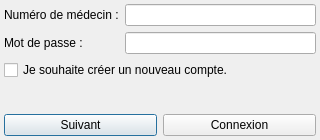
The window that gui/Viewer/forms/connexiondialog.ui (Krozark/Salamandre) describes before a commit, drawn with Qt 5.
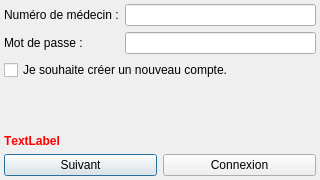
The same window after the commit. Icons and pictures are not drawn.

Commit message: verify if medecin folder always exists if a medecin click on new medecin at the connection

The edit to the form file:
```diff
--- a/gui/Viewer/forms/connexiondialog.ui
+++ b/gui/Viewer/forms/connexiondialog.ui
@@ -7,19 +7,19 @@
     <x>0</x>
     <y>0</y>
     <width>320</width>
-    <height>140</height>
+    <height>180</height>
    </rect>
   </property>
   <property name="minimumSize">
    <size>
     <width>320</width>
-    <height>140</height>
+    <height>180</height>
    </size>
   </property>
   <property name="maximumSize">
    <size>
     <width>320</width>
-    <height>140</height>
+    <height>180</height>
    </size>
   </property>
   <property name="windowTitle">
@@ -116,6 +116,24 @@
          </property>
         </spacer>
        </item>
+       <item>
+        <widget class="QLabel" name="label_doctorAlwaysRegister">
+         <property name="font">
+          <font>
+           <weight>75</weight>
+           <bold>true</bold>
+           <underline>false</underline>
+           <kerning>false</kerning>
+          </font>
+         </property>
+         <property name="styleSheet">
+          <string notr="true">color: rgb(255, 0, 0);</string>
+         </property>
+         <property name="text">
+          <string>TextLabel</string>
+         </property>
+        </widget>
+       </item>
        <item>
         <layout class="QHBoxLayout" name="horizontalLayout">
          <property name="topMargin">
```
The commit also changes 7 other files.
